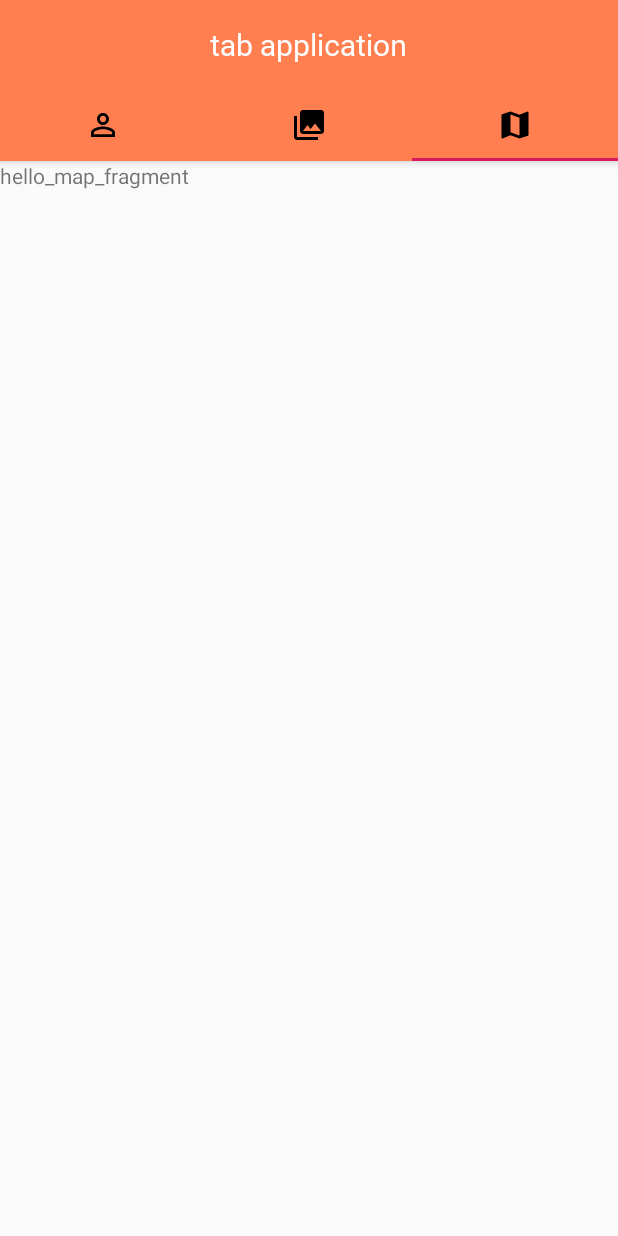
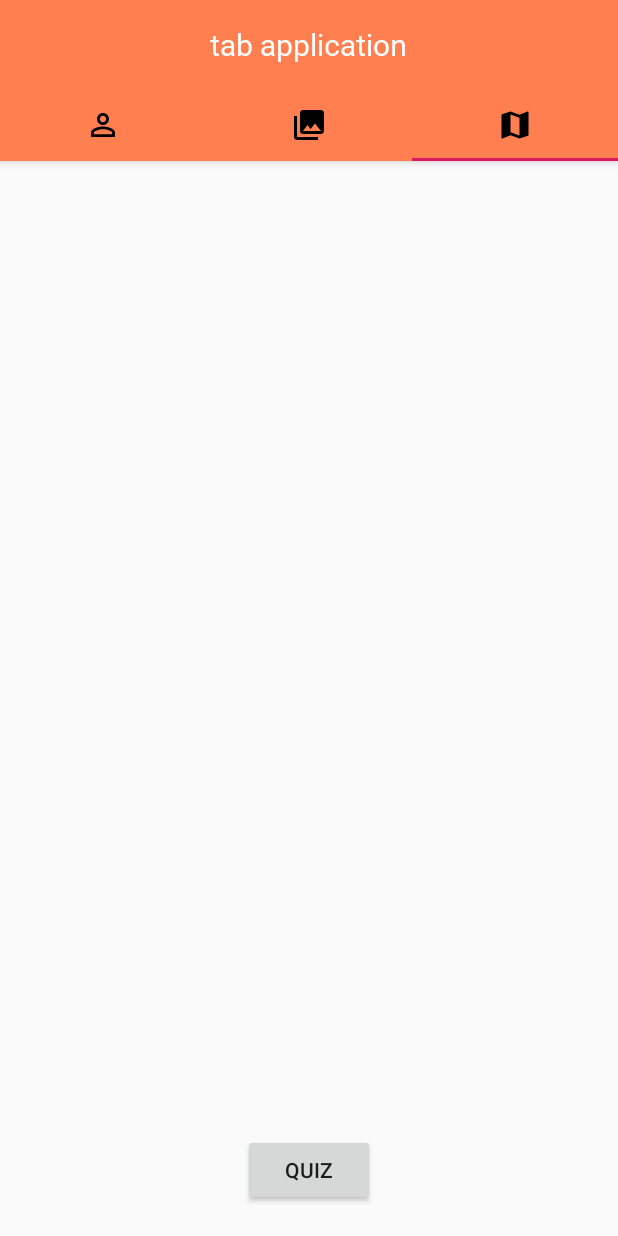
Before and after one commit to sonjbin/Madcamp, an Android app: the screen it shows after launch (MainActivity), tab 3 chosen, on a phone screen of 412 x 824 dp. Run offline under Robolectric (Android 15) with nearby library versions, the phone set to English and light mode, and no system bars; libraries missing offline, so code that uses them is left out: com.gun0912.tedpermission; pictures from the network do not load; 1 statement that could not run was skipped.

Commit message:
wordquiz 1

```diff
--- a/tabapplication/app/src/main/AndroidManifest.xml
+++ b/tabapplication/app/src/main/AndroidManifest.xml
@@ -22,7 +22,10 @@
                 <category android:name="android.intent.category.LAUNCHER" />
             </intent-filter>
         </activity>
-
+<activity android:name=".ui.main.activity.WordQuizActivity"
+    android:label="Quiz"
+    android:theme="@style/AppTheme"
+    />
     </application>
 
 </manifest>
--- a/tabapplication/app/src/main/java/com/example/tabapplication/ui/main/adapter/SectionsPagerAdapter.kt
+++ b/tabapplication/app/src/main/java/com/example/tabapplication/ui/main/adapter/SectionsPagerAdapter.kt
@@ -4,7 +4,7 @@ import androidx.fragment.app.Fragment
 import androidx.fragment.app.FragmentManager
 import androidx.fragment.app.FragmentPagerAdapter
 import com.example.tabapplication.ui.main.fragment.GalleryFragment
-import com.example.tabapplication.ui.main.fragment.MapFragment
+import com.example.tabapplication.ui.main.fragment.WordFragment
 import com.example.tabapplication.ui.main.fragment.NumberFragment
 
 
@@ -24,7 +24,7 @@ class SectionsPagerAdapter(fm: FragmentManager) :
                 GalleryFragment()
             }
             else -> {
-                return MapFragment()
+                return WordFragment()
             }
         }
     }
--- a/tabapplication/app/src/main/res/layout/fragment_map.xml
+++ /dev/null
@@ -1,14 +0,0 @@
-<?xml version="1.0" encoding="utf-8"?>
-<FrameLayout xmlns:android="http://schemas.android.com/apk/res/android"
-    xmlns:tools="http://schemas.android.com/tools"
-    android:layout_width="match_parent"
-    android:layout_height="match_parent"
-    tools:context=".ui.main.fragment.MapFragment">
-
-    <!-- TODO: Update blank fragment layout -->
-    <TextView
-        android:layout_width="match_parent"
-        android:layout_height="match_parent"
-        android:text="hello_map_fragment" />
-
-</FrameLayout>
--- /dev/null
+++ b/tabapplication/app/src/main/res/layout/fragment_word.xml
@@ -0,0 +1,23 @@
+<?xml version="1.0" encoding="utf-8"?>
+<com.google.android.material.circularreveal.CircularRevealRelativeLayout
+    xmlns:android="http://schemas.android.com/apk/res/android"
+    xmlns:app="http://schemas.android.com/apk/res-auto"
+    android:layout_height="match_parent"
+    android:layout_width="match_parent">
+
+<!--    <androidx.recyclerview.widget.RecyclerView-->
+<!--        android:layout_width="match_parent"-->
+<!--        android:layout_height="match_parent" />-->
+
+    <Button
+        android:id="@+id/quizButton"
+        android:layout_width="wrap_content"
+        android:layout_height="wrap_content"
+        android:layout_centerInParent="true"
+        android:layout_alignParentBottom="true"
+        android:layout_marginBottom="20dp"
+        android:text="Quiz" />
+
+
+
+</com.google.android.material.circularreveal.CircularRevealRelativeLayout>
```
Also changed, not shown: tabapplication/app/src/main/java/com/example/tabapplication/ui/main/activity/WordQuizActivity.kt (added, +80 -0 lines), tabapplication/app/src/main/java/com/example/tabapplication/ui/main/adapter/Word.kt (added, +15 -0 lines), tabapplication/app/src/main/java/com/example/tabapplication/ui/main/fragment/MapFragment.kt (deleted, +0 -26 lines), tabapplication/app/src/main/java/com/example/tabapplication/ui/main/fragment/WordFragment.kt (added, +53 -0 lines), tabapplication/app/src/main/res/layout/word_quiz.xml (added, +45 -0 lines).
